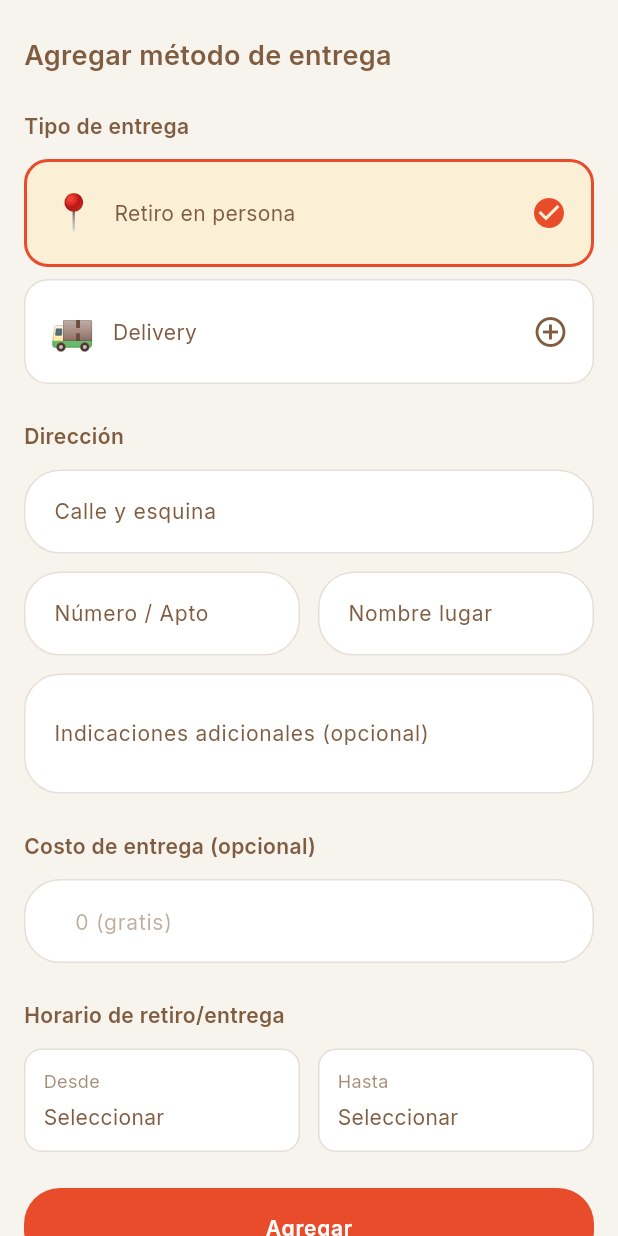
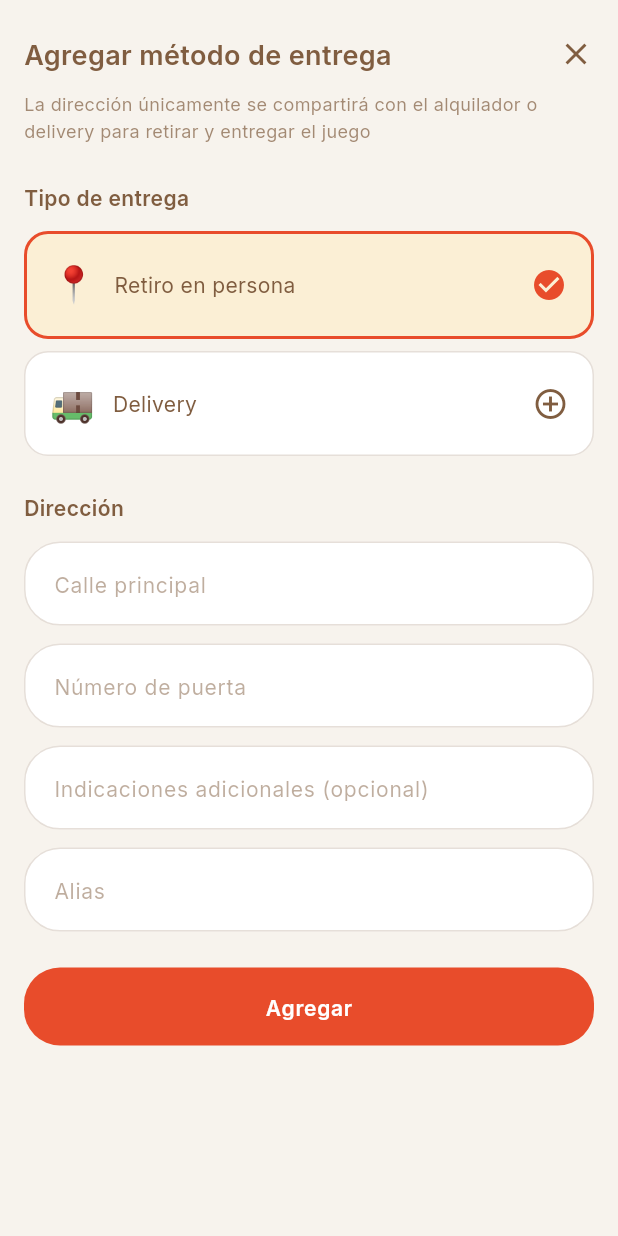
Before and after one commit to francoribarov/demo-th, a Flutter app: the DeliveryMethodSheet widget shown alone on an empty page, opened directly with empty values, on a phone screen of 412 x 824 dp. Run offline on Flutter 3.47's test engine with Material 3 defaults, Android fonts, the phone set to English and light mode, and no system bars; our stand-ins replace bloc, cached_network_image, dartz, dio, flutter_bloc, freezed_annotation and 7 more; accounts and stored records are empty; generated files the repository leaves out were written again; network calls fail; project files that could hold a hidden picture were left out.

Commit message:
fix: delivery sheet

```diff
--- a/lib/presentation/widgets/templates/publish/delivery_method_sheet.dart
+++ b/lib/presentation/widgets/templates/publish/delivery_method_sheet.dart
@@ -4,10 +4,8 @@ import 'package:mobile_table_hopping/core/theme/app_theme.dart';
 import 'package:mobile_table_hopping/core/theme/app_typography.dart';
 import 'package:mobile_table_hopping/domain/model/publish/delivery_method.dart';
 import 'package:mobile_table_hopping/presentation/widgets/atoms/atoms.dart';
-import 'package:mobile_table_hopping/presentation/widgets/molecules/common/numeric_input_field.dart';
 import 'package:mobile_table_hopping/presentation/widgets/molecules/common/selectable_input_card.dart';
 import 'package:mobile_table_hopping/presentation/widgets/molecules/common/text_form_input_field.dart';
-import 'package:mobile_table_hopping/presentation/widgets/molecules/common/time_picker_field.dart';
 
 class DeliveryMethodSheet extends StatefulWidget {
   const DeliveryMethodSheet({required this.onAdd, super.key});
@@ -20,23 +18,59 @@ class DeliveryMethodSheet extends StatefulWidget {
 
 class _DeliveryMethodSheetState extends State<DeliveryMethodSheet> {
   DeliveryType _selectedType = DeliveryType.pickupInPerson;
-  int _price = 0;
-  String? _initPickupTime;
-  String? _finishPickupTime;
 
   final TextEditingController _addressController = TextEditingController();
-  final TextEditingController _addressNameController = TextEditingController();
-  final TextEditingController _addressNumberController =
-      TextEditingController();
+  final TextEditingController _aliasController = TextEditingController();
+  final TextEditingController _addressNumberController = TextEditingController();
   final TextEditingController _notesController = TextEditingController();
 
   @override
   void dispose() {
     _addressController.dispose();
-    _addressNameController.dispose();
+    _aliasController.dispose();
     _addressNumberController.dispose();
     _notesController.dispose();
     super.dispose();
+  }
+
+  void _showToast(BuildContext context, String message) {
+    final overlay = Overlay.of(context);
+    late OverlayEntry entry;
+
+    entry = OverlayEntry(
+      builder: (context) => Positioned(
+        bottom: MediaQuery.of(context).viewInsets.bottom + 24,
+        left: 16,
+        right: 16,
+        child: Material(
+          color: Colors.transparent,
+          child: Container(
+            padding: const EdgeInsets.symmetric(
+              horizontal: AppTheme.spacingLg,
+              vertical: AppTheme.spacingMd,
+            ),
+            decoration: BoxDecoration(
+              color: AppColors.gameBrown,
+              borderRadius: BorderRadius.circular(AppTheme.radiusMd),
+              boxShadow: AppTheme.shadowSm,
+            ),
+            child: Text(
+              message,
+              style: AppTypography.bodySmall.copyWith(
+                color: AppColors.background,
+              ),
+            ),
+          ),
+        ),
+      ),
+    );
+
+    overlay.insert(entry);
+    Future.delayed(const Duration(seconds: 3), () {
+      if (entry.mounted) {
+        entry.remove();
+      }
+    });
   }
 
   @override
@@ -53,14 +87,52 @@ class _DeliveryMethodSheetState extends State<DeliveryMethodSheet> {
           mainAxisSize: MainAxisSize.min,
           crossAxisAlignment: CrossAxisAlignment.start,
           children: [
-            Text('Agregar método de entrega', style: AppTypography.titleLarge),
-            const SizedBox(height: 24),
+            Row(
+              mainAxisAlignment: MainAxisAlignment.spaceBetween,
+              crossAxisAlignment: CrossAxisAlignment.start,
+              children: [
+                Expanded(
+                  child: Text(
+                    'Agregar método de entrega',
+                    style: AppTypography.titleLarge.copyWith(
+                      color: AppColors.gameBrown,
+                    ),
+                  ),
+                ),
+                IconButton(
+                  onPressed: () => Navigator.of(context, rootNavigator: true).pop(),
+                  icon: const Icon(Icons.close, color: AppColors.gameBrown),
+                  padding: EdgeInsets.zero,
+                  constraints: const BoxConstraints(),
+                  style: IconButton.styleFrom(
+                    tapTargetSize: MaterialTapTargetSize.shrinkWrap,
+                  ),
+                ),
+              ],
+            ),
+            const SizedBox(height: AppTheme.spacingMd),
+            Text(
+              'La dirección únicamente se compartirá con el alquilador o delivery para retirar y entregar el juego',
+              style: AppTypography.bodySmall.copyWith(
+                color: AppColors.textTertiary,
+              ),
+            ),
+            const SizedBox(height: AppTheme.spacing2xl),
             Text('Tipo de entrega', style: AppTypography.titleSmall),
-            const SizedBox(height: 12),
+            const SizedBox(height: AppTheme.spacingMd),
             ...DeliveryType.values.map((type) {
               final isSelected = _selectedType == type;
               return SelectableInputCard(
-                onTap: () => setState(() => _selectedType = type),
+                onTap: () {
+                  if (type == DeliveryType.delivery) {
+                    _showToast(
+                      context,
+                      'Próximamente: Aún no se puede implementar este tipo de entrega.',
+                    );
+                    return;
+                  }
+                  setState(() => _selectedType = type);
+                },
                 margin: const EdgeInsets.only(bottom: 8),
                 isSelected: isSelected,
                 indicatorMode: SelectableInputIndicatorMode.check,
@@ -71,75 +143,27 @@ class _DeliveryMethodSheetState extends State<DeliveryMethodSheet> {
                 unselectedTextColor: AppColors.gameBrown,
               );
             }),
-            const SizedBox(height: 16),
+            const SizedBox(height: AppTheme.spacingLg),
             Text('Dirección', style: AppTypography.titleSmall),
-            const SizedBox(height: 12),
+            const SizedBox(height: AppTheme.spacingMd),
             TextFormInputField(
               controller: _addressController,
-              labelText: 'Calle y esquina',
-              hintText: 'Ej: Av. 18 de Julio y Ejido',
+              hintText: 'Calle principal',
             ),
-            const SizedBox(height: 12),
-            Row(
-              children: [
-                Expanded(
-                  child: TextFormInputField(
-                    controller: _addressNumberController,
-                    labelText: 'Número / Apto',
-                    hintText: '1234 Apto 101',
-                  ),
-                ),
-                const SizedBox(width: 12),
-                Expanded(
-                  child: TextFormInputField(
-                    controller: _addressNameController,
-                    labelText: 'Nombre lugar',
-                    hintText: 'Ej: Casa, Oficina',
-                  ),
-                ),
-              ],
+            const SizedBox(height: AppTheme.spacingMd),
+            TextFormInputField(
+              controller: _addressNumberController,
+              hintText: 'Número de puerta',
             ),
-            const SizedBox(height: 12),
+            const SizedBox(height: AppTheme.spacingMd),
             TextFormInputField(
               controller: _notesController,
-              labelText: 'Indicaciones adicionales (opcional)',
-              hintText: 'Tocar timbre, dejar en recepción...',
-              maxLines: 2,
+              hintText: 'Indicaciones adicionales (opcional)',
             ),
-            const SizedBox(height: 24),
-            Text(
-              'Costo de entrega (opcional)',
-              style: AppTypography.titleSmall,
-            ),
-            const SizedBox(height: 12),
-            NumericInputField(
-              initialValue: '',
-              prefixText: r'$ ',
-              hintText: '0 (gratis)',
-              onChangedValue: (value) => _price = value ?? 0,
-            ),
-            const SizedBox(height: 24),
-            Text('Horario de retiro/entrega', style: AppTypography.titleSmall),
-            const SizedBox(height: 12),
-            Row(
-              children: [
-                Expanded(
-                  child: TimePickerField(
-                    label: 'Desde',
-                    value: _initPickupTime,
-                    onChanged: (time) => setState(() => _initPickupTime = time),
-                  ),
-                ),
-                const SizedBox(width: 12),
-                Expanded(
-                  child: TimePickerField(
-                    label: 'Hasta',
-                    value: _finishPickupTime,
-                    onChanged: (time) =>
-                        setState(() => _finishPickupTime = time),
-                  ),
-                ),
-              ],
+            const SizedBox(height: AppTheme.spacingMd),
+            TextFormInputField(
+              controller: _aliasController,
+              hintText: 'Alias',
             ),
             const SizedBox(height: AppTheme.spacing2xl),
             SizedBox(
@@ -150,16 +174,14 @@ class _DeliveryMethodSheetState extends State<DeliveryMethodSheet> {
                   widget.onAdd(
                     DeliveryMethod(
                       deliveryType: _selectedType,
-                      price: _price,
+                      price: 0,
                       address: _addressController.text,
-                      addressName: _addressNameController.text,
+                      addressName: _aliasController.text,
                       addressNumber: _addressNumberController.text,
                       additionalNotes: _notesController.text,
-                      initPickupTime: _initPickupTime,
-                      finishPickupTime: _finishPickupTime,
                     ),
                   );
-                  Navigator.of(context).pop();
+                  Navigator.of(context, rootNavigator: true).pop();
                 },
               ),
             ),
```
